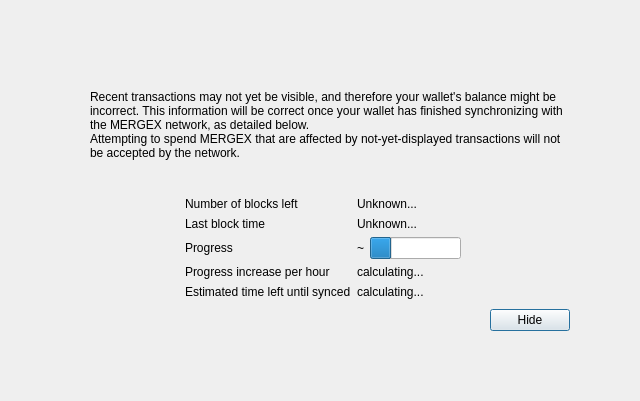
1NF1N18Y/Points-Masternodes, file src/qt/forms/modaloverlay.ui: the form before one commit.
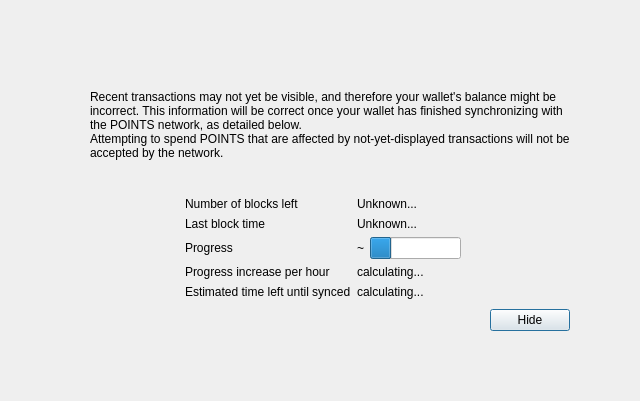
The form after the commit. Custom widgets are drawn as their Qt base class.

The edit to the form file:
```diff
--- a/src/qt/forms/modaloverlay.ui
+++ b/src/qt/forms/modaloverlay.ui
@@ -111,7 +111,7 @@
              <item>
               <widget class="QLabel" name="infoText">
                <property name="text">
-                <string>Recent transactions may not yet be visible, and therefore your wallet's balance might be incorrect. This information will be correct once your wallet has finished synchronizing with the MERGEX network, as detailed below.</string>
+                <string>Recent transactions may not yet be visible, and therefore your wallet's balance might be incorrect. This information will be correct once your wallet has finished synchronizing with the POINTS network, as detailed below.</string>
                </property>
                <property name="textFormat">
                 <enum>Qt::RichText</enum>
@@ -124,7 +124,7 @@
              <item>
               <widget class="QLabel" name="infoTextStrong">
                <property name="text">
-                <string>Attempting to spend MERGEX that are affected by not-yet-displayed transactions will not be accepted by the network.</string>
+                <string>Attempting to spend POINTS that are affected by not-yet-displayed transactions will not be accepted by the network.</string>
                </property>
                <property name="textFormat">
                 <enum>Qt::RichText</enum>
```
